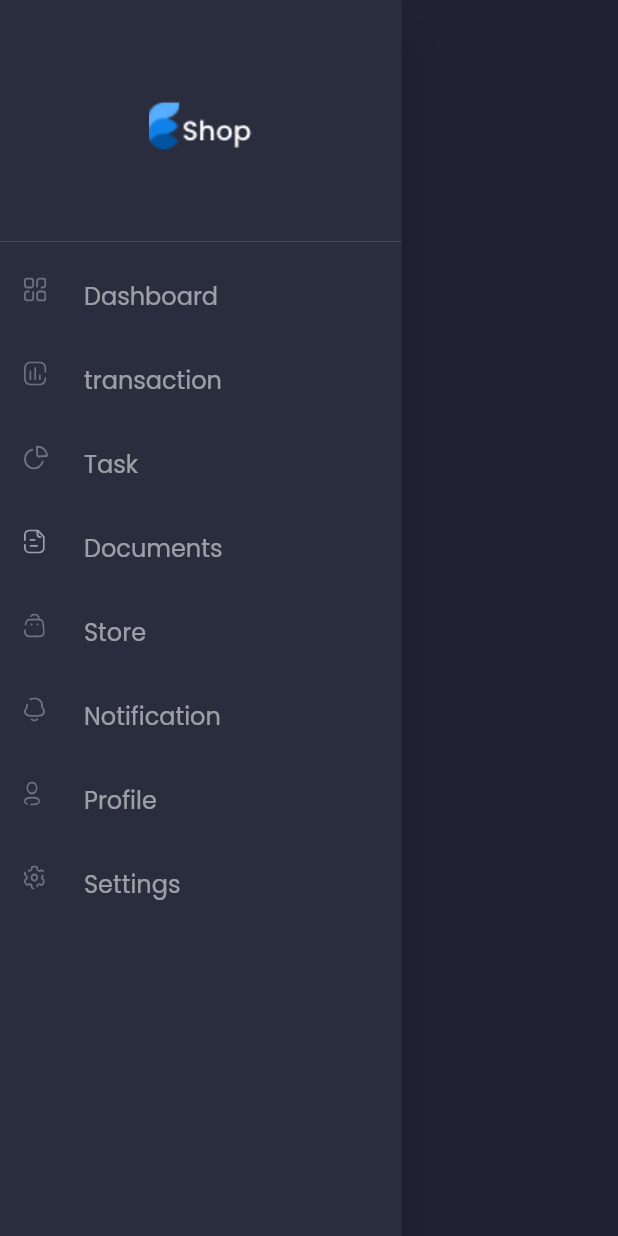
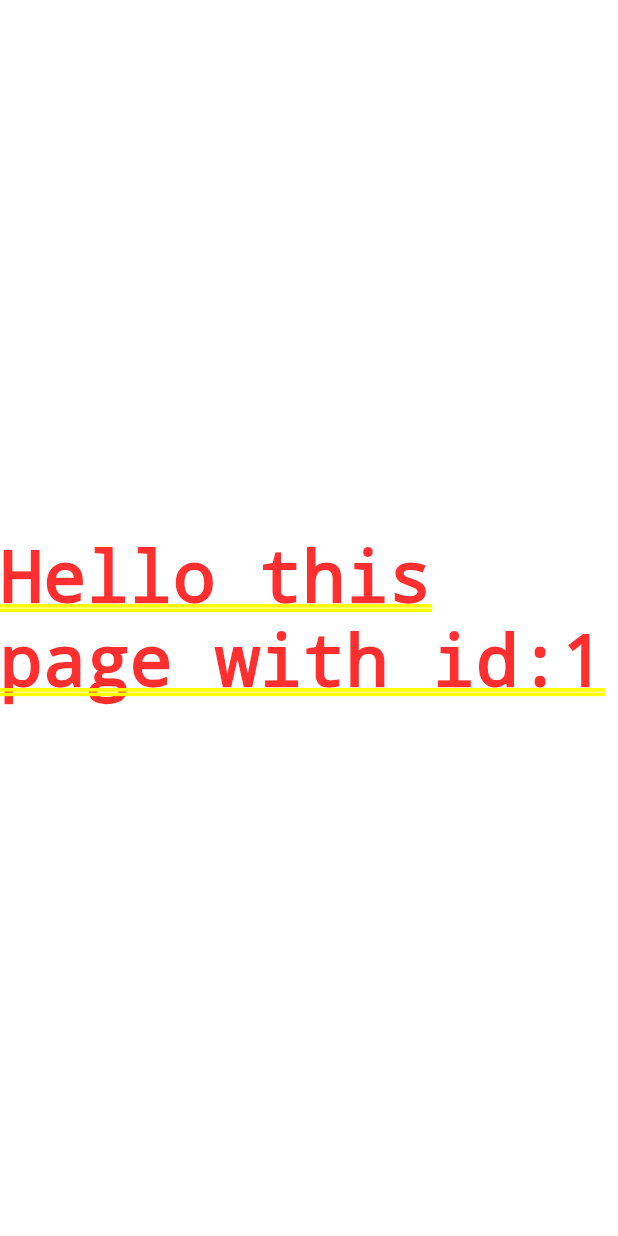
Before and after one commit to momoNiti/responsive_admin_panel, a Flutter app: the SideMenu widget shown alone on an empty page, opened directly, after a tap on "transaction", on a phone screen of 412 x 824 dp. Run offline on Flutter 3.47's test engine with Material 2 defaults, Android fonts, the phone set to English and light mode, and no system bars; our stand-ins replace fl_chart, flutter_svg, google_fonts, rflutter_alert, url_strategy, velocity_x.

Commit message:
navigation2.0 with velocity x

```diff
--- a/lib/router/route_path.dart
+++ b/lib/router/route_path.dart
@@ -1,3 +1,4 @@
 class RoutePath {
-  static const String home_screen = '/homeScreen';
+  static const String home_screen = '/';
+  static const String test_screen = '/detail';
 }
--- a/lib/router/router_app.dart
+++ b/lib/router/router_app.dart
@@ -2,20 +2,48 @@ import 'package:flutter/cupertino.dart';
 import 'package:flutter/material.dart';
 import 'package:responsive_admin_panel/router/router.dart';
 import 'package:responsive_admin_panel/screens/home_screen/home_screen.dart';
+import 'package:responsive_admin_panel/screens/test_screen/test_screen.dart';
+import 'package:velocity_x/velocity_x.dart';
 
 class RouterApp {
-  static Route<dynamic> generateRoute(RouteSettings settings) {
-    switch (settings.name) {
-      case RoutePath.home_screen:
-        return MaterialPageRoute(
-          settings: settings,
-          builder: (context) => HomeScreen(),
-        );
-      default:
-        return MaterialPageRoute(
-          settings: settings,
-          builder: (context) => HomeScreen(),
-        );
-    }
-  }
+  // static Route<dynamic> generateRoute(RouteSettings settings) {
+  //   switch (settings.name) {
+  //     case RoutePath.home_screen:
+  //       return MaterialPageRoute(
+  //         settings: settings,
+  //         builder: (context) => HomeScreen(),
+  //       );
+  //     case RoutePath.test_screen:
+  //       return MaterialPageRoute(
+  //         settings: settings,
+  //         builder: (context) => TestScreen(),
+  //       );
+
+  //     default:
+  //       return MaterialPageRoute(
+  //         settings: settings,
+  //         builder: (context) => HomeScreen(),
+  //       );
+  //   }
+  // }
+  static VxNavigator routerDelegate = VxNavigator(
+    notFoundPage: (uri, params) => MaterialPage(
+      key: ValueKey('not-found-page'),
+      child: Builder(
+        builder: (context) => Scaffold(
+          body: Center(
+            child: Text('Page ${uri.path} not found'),
+          ),
+        ),
+      ),
+    ),
+    routes: {
+      RoutePath.home_screen: (uri, params) => MaterialPage(child: HomeScreen()),
+      RoutePath.test_screen: (uri, params) => MaterialPage(
+            child: TestScreen(
+              params: uri.queryParameters['id'].toString(),
+            ),
+          ),
+    },
+  );
 }
--- a/lib/screens/home_screen/side_menu/side_menu.dart
+++ b/lib/screens/home_screen/side_menu/side_menu.dart
@@ -1,5 +1,7 @@
 import 'package:flutter/material.dart';
+import 'package:responsive_admin_panel/router/router.dart';
 import 'widgets/drawer_list_tile.dart';
+import 'package:velocity_x/velocity_x.dart';
 
 class SideMenu extends StatelessWidget {
   const SideMenu({
@@ -28,7 +30,9 @@ class SideMenu extends StatelessWidget {
                 assetName: 'assets/icons/menu_tran.svg',
                 title: "transaction",
                 function: () {
-                  print("transaction");
+                  context.vxNav.push(Uri(
+                      path: RoutePath.test_screen,
+                      queryParameters: {'id': '1'}));
                 },
               ),
               DrawerListTile(
--- /dev/null
+++ b/lib/screens/test_screen/test_screen.dart
@@ -0,0 +1,13 @@
+import 'package:flutter/material.dart';
+
+class TestScreen extends StatelessWidget {
+  final String params;
+
+  const TestScreen({Key? key, required this.params}) : super(key: key);
+  @override
+  Widget build(BuildContext context) {
+    return Center(
+      child: Text("Hello this page with id:" + params),
+    );
+  }
+}
--- a/pubspec.yaml
+++ b/pubspec.yaml
@@ -28,6 +28,8 @@ dependencies:
   fl_chart: ^0.36.1
   provider: ^5.0.0
   rflutter_alert: ^2.0.2
+  url_strategy: ^0.2.0
+  velocity_x: ^3.0.0
 
   # The following adds the Cupertino Icons font to your application.
   # Use with the CupertinoIcons class for iOS style icons.
```
Also changed, not shown: lib/main.dart (+7 -2 lines), pubspec.lock.
